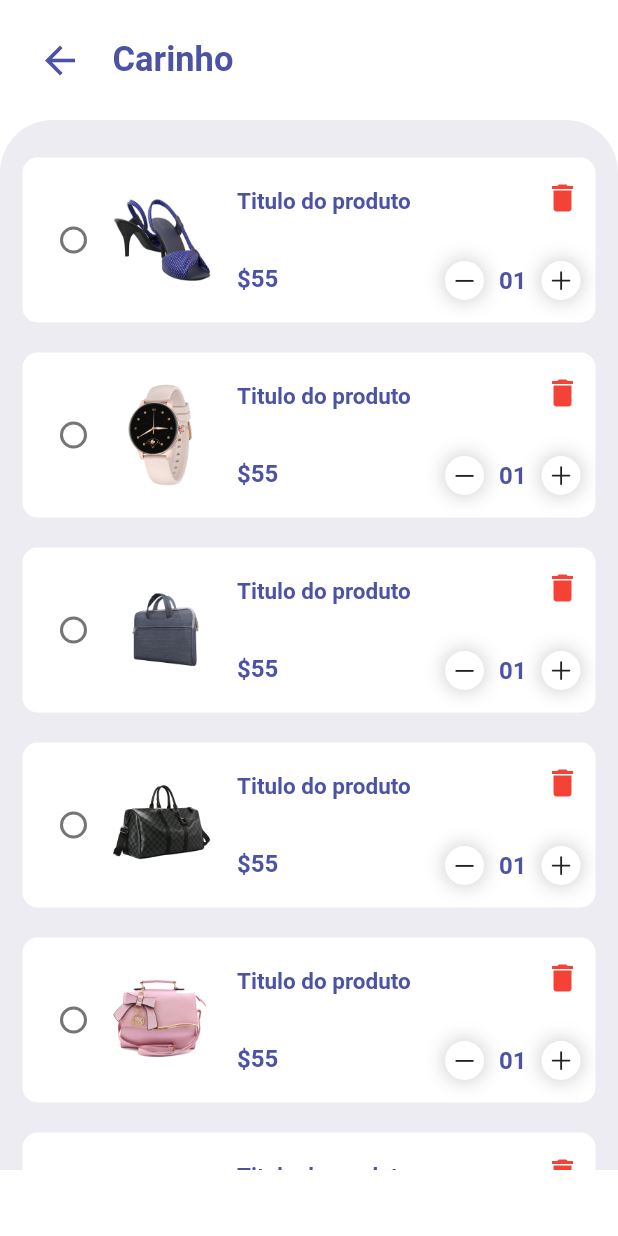
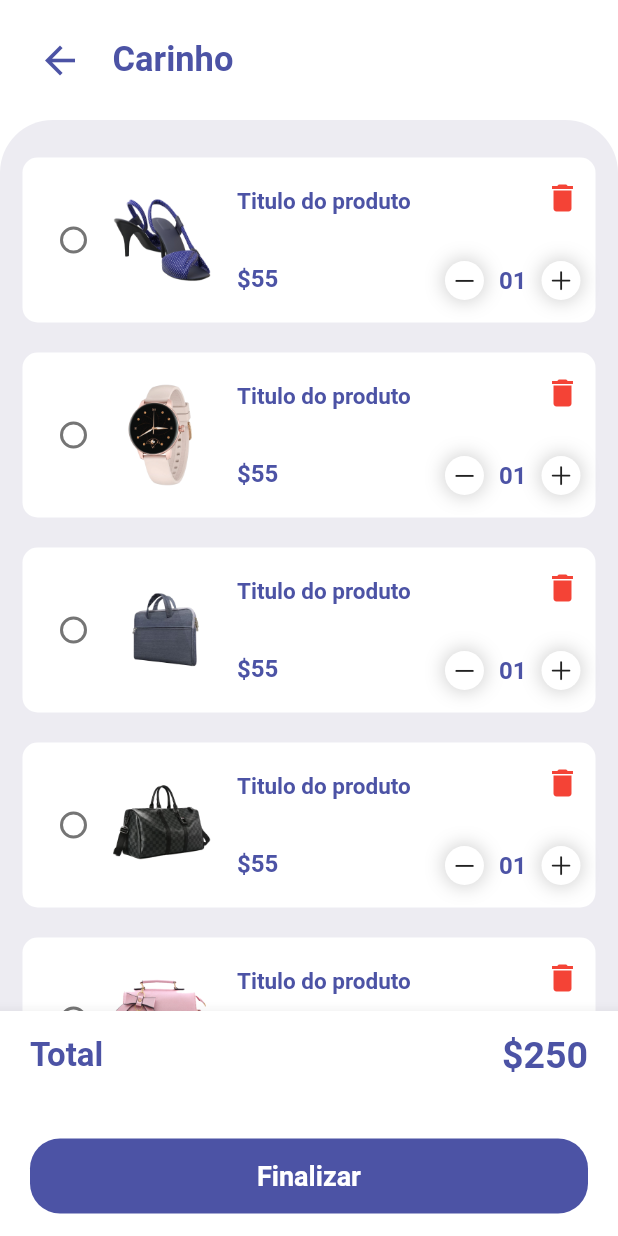
Before and after one commit to leandrorochaadm/app_shopping, a Flutter app: the CartPage screen opened by its route, on a phone screen of 412 x 824 dp. Run offline on Flutter 3.47's test engine with Material 2 defaults, Android fonts, the phone set to English and light mode, and no system bars; our stand-ins replace badges, curved_navigation_bar.

Commit message:
CartPage: CartBottonNavBar

```diff
--- a/lib/pages/cart_page.dart
+++ b/lib/pages/cart_page.dart
@@ -29,6 +29,7 @@ class CartPage extends StatelessWidget {
           ),
         )
       ]),
+      bottomNavigationBar: CartBottonNavBar(),
     );
   }
 }
--- /dev/null
+++ b/lib/widgets/cart_botton_nav_bar.dart
@@ -0,0 +1,59 @@
+import 'package:flutter/material.dart';
+import 'package:shopping_app/constants/colors.dart';
+
+export 'package:flutter/material.dart';
+
+class CartBottonNavBar extends StatelessWidget {
+  const CartBottonNavBar({Key? key}) : super(key: key);
+
+  @override
+  Widget build(BuildContext context) {
+    return BottomAppBar(
+      child: Container(
+        padding: EdgeInsets.symmetric(horizontal: 20, vertical: 15),
+        height: 150,
+        child: Column(
+            mainAxisAlignment: MainAxisAlignment.spaceBetween,
+            children: [
+              Row(
+                mainAxisAlignment: MainAxisAlignment.spaceBetween,
+                children: [
+                  Text(
+                    'Total',
+                    style: TextStyle(
+                      color: kPrimaryColor,
+                      fontSize: 22,
+                      fontWeight: FontWeight.bold,
+                    ),
+                  ),
+                  Text(
+                    '\$250',
+                    style: TextStyle(
+                      color: kPrimaryColor,
+                      fontSize: 25,
+                      fontWeight: FontWeight.bold,
+                    ),
+                  ),
+                ],
+              ),
+              Container(
+                alignment: Alignment.center,
+                height: 50,
+                decoration: BoxDecoration(
+                  color: kPrimaryColor,
+                  borderRadius: BorderRadius.circular(20),
+                ),
+                child: Text(
+                  'Finalizar',
+                  style: TextStyle(
+                    fontWeight: FontWeight.bold,
+                    color: Colors.white,
+                    fontSize: 18,
+                  ),
+                ),
+              )
+            ]),
+      ),
+    );
+  }
+}
--- a/lib/widgets/widgets.dart
+++ b/lib/widgets/widgets.dart
@@ -1,4 +1,5 @@
 export 'cart_app_bar.dart';
+export 'cart_botton_nav_bar.dart';
 export 'cart_item_samples.dart';
 export 'categories_widget.dart';
 export 'home_app_bar.dart';
```
